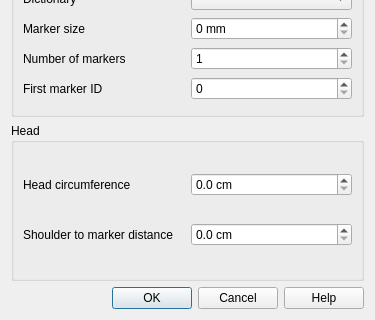
First picture: the form in tracker-arucohead/arucohead.ui, repository opentrack/opentrack, before the edit; both pictures show x 0 to 375 and y 316 to 636 of the 375 by 636 pixel window.
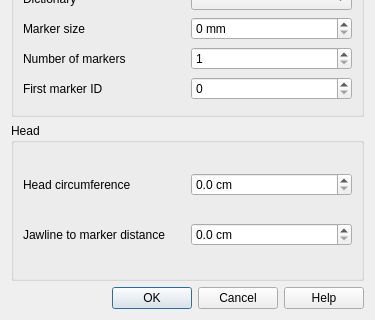
Second picture: the form after the edit. Icons and pictures are not drawn.

Commit message: Use distance from jawline, not shoulder, for marker height measurement.

```diff
--- a/tracker-arucohead/arucohead.ui
+++ b/tracker-arucohead/arucohead.ui
@@ -73,7 +73,7 @@
       <item row="2" column="0">
        <widget class="QLabel" name="label_4">
         <property name="text">
-         <string>Shoulder to marker distance</string>
+         <string>Jawline to marker distance</string>
         </property>
        </widget>
       </item>
```
Left out of the diff: 4 changed lines with no effect on the pictures. The commit also changes 4 other files.
